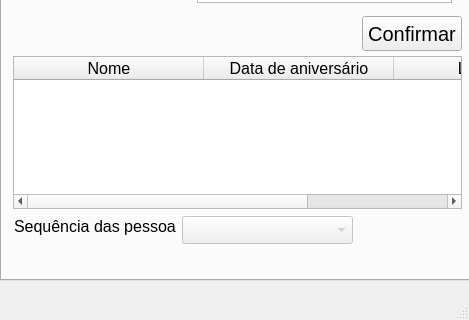
Above: mainwindow.ui from LeitaoFabricio/ProjetoAniversario before the change; both pictures show x 0 to 469 and y 256 to 576 of the 469 by 576 pixel window. Below: the same form after it.
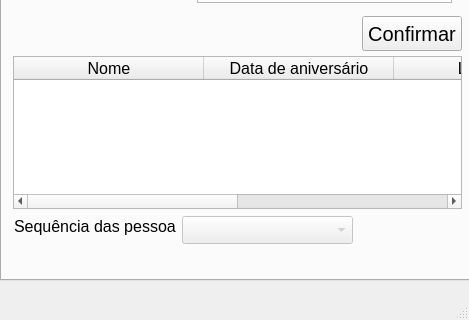
That is the form after the change.

Commit message: Atualização: cálculo de idade e resolução de bugs.

The edit to the form file:
```diff
--- a/mainwindow.ui
+++ b/mainwindow.ui
@@ -99,6 +99,11 @@
         <string>Legenda</string>
        </property>
       </column>
+      <column>
+       <property name="text">
+        <string>Idade</string>
+       </property>
+      </column>
      </widget>
      <widget class="QLabel" name="titulo">
       <property name="geometry">
@@ -180,7 +185,7 @@
        </property>
       </item>
      </widget>
-     <widget class="QWidget" name="">
+     <widget class="QWidget" name="layoutWidget">
       <property name="geometry">
        <rect>
         <x>10</x>
```
The commit also changes 4 other files.
